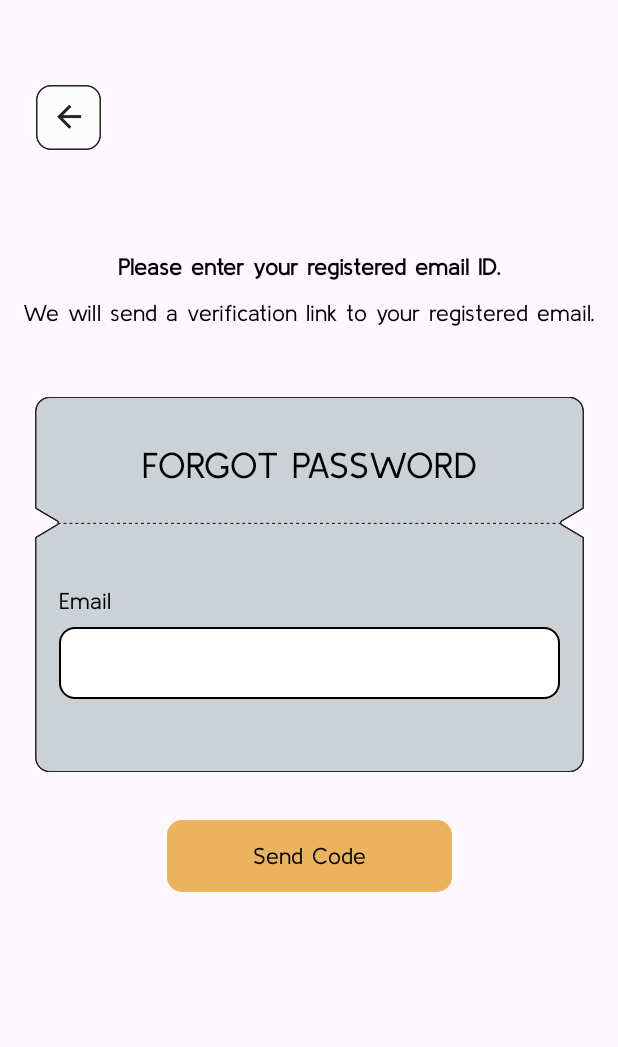
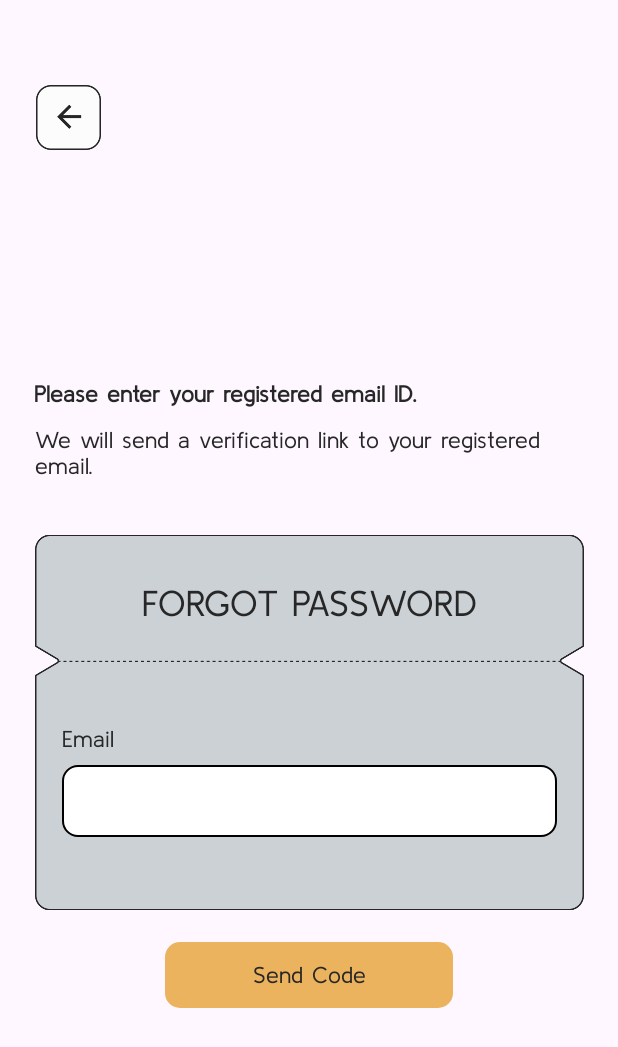
Before and after one commit to qiting2270/Comp90018-Wanderly, an Android app: the ForgetPasswordActivity screen opened directly, with no data from a screen before it, on a phone screen of 412 x 824 dp. Shown: the top 1047 px of the screen. Run offline under Robolectric (Android 15) with nearby library versions, the light colour scheme and no system bars; our stand-ins replace Firebase (no records; nobody signed in at launch, a user with empty details on screens opened directly).

Commit message:
fixed minor UI

```diff
--- a/Wanderly/app/src/main/res/layout/activity_forget_password.xml
+++ b/Wanderly/app/src/main/res/layout/activity_forget_password.xml
@@ -24,25 +24,26 @@
         android:id="@+id/textView12"
         android:layout_width="wrap_content"
         android:layout_height="wrap_content"
-        android:layout_marginTop="28dp"
-        android:textColor="@color/black"
+        android:layout_marginTop="150dp"
         android:fontFamily="@font/kulim_park"
+        android:text="@string/please_enter_your_registered_email_id"
+        android:textColor="#272727"
         android:textSize="15sp"
-        android:text="@string/please_enter_your_registered_email_id"
         app:layout_constraintBottom_toBottomOf="parent"
         app:layout_constraintEnd_toEndOf="parent"
+        app:layout_constraintHorizontal_bias="0.145"
         app:layout_constraintStart_toStartOf="parent"
         app:layout_constraintTop_toBottomOf="@+id/back_icon"
-        app:layout_constraintVertical_bias="0.060000002" />
+        app:layout_constraintVertical_bias="0.006" />
 
     <TextView
         android:id="@+id/textView13"
-        android:layout_width="wrap_content"
+        android:layout_width="366dp"
         android:layout_height="wrap_content"
         android:layout_marginTop="12dp"
         android:textSize="15sp"
         android:fontFamily="@font/kulim_park"
-        android:textColor="@color/black"
+        android:textColor="#272727"
         android:text="We will send a verification link to your registered email."
         app:layout_constraintBottom_toBottomOf="parent"
         app:layout_constraintEnd_toEndOf="parent"
@@ -69,7 +70,7 @@
         android:layout_marginTop="32dp"
         android:fontFamily="@font/kulim_park"
         android:text="FORGOT PASSWORD"
-        android:textColor="@color/black"
+        android:textColor="#272727"
         android:textSize="24sp"
         app:layout_constraintBottom_toBottomOf="@+id/imageView7"
         app:layout_constraintEnd_toEndOf="@+id/imageView7"
@@ -83,11 +84,11 @@
         android:layout_height="wrap_content"
         android:fontFamily="@font/kulim_park"
         android:text="Email"
-        android:textColor="@color/black"
+        android:textColor="#272727"
         android:textSize="15sp"
         app:layout_constraintBottom_toBottomOf="@+id/imageView7"
         app:layout_constraintEnd_toEndOf="@+id/imageView7"
-        app:layout_constraintHorizontal_bias="0.048"
+        app:layout_constraintHorizontal_bias="0.055"
         app:layout_constraintStart_toStartOf="@+id/imageView7"
         app:layout_constraintTop_toBottomOf="@+id/textView14"
         app:layout_constraintVertical_bias="0.39" />
@@ -96,9 +97,9 @@
         android:id="@+id/forgetpasswordPage_email"
         android:layout_width="0dp"
         android:layout_height="48dp"
-        android:layout_marginStart="16dp"
+        android:layout_marginStart="18dp"
         android:layout_marginTop="8dp"
-        android:layout_marginEnd="16dp"
+        android:layout_marginEnd="18dp"
         android:background="@drawable/rounded_edittext_background"
         android:inputType="textEmailAddress"
         app:layout_constraintBottom_toBottomOf="@+id/imageView7"
@@ -110,12 +111,12 @@
 
     <Button
         android:id="@+id/button_forget_password_sendCode"
-        android:layout_width="190dp"
-        android:layout_height="wrap_content"
+        android:layout_width="192dp"
+        android:layout_height="44dp"
         android:background="@drawable/button_background"
         android:fontFamily="@font/kulim_park"
         android:text="@string/send_code"
-        android:textColor="@color/black"
+        android:textColor="#272727"
         android:textSize="15sp"
         app:backgroundTint="#ECB35E"
         app:layout_constraintBottom_toBottomOf="parent"
```
Also changed, not shown: Wanderly/app/src/main/res/layout/activity_login.xml (+4 -4 lines), Wanderly/app/src/main/res/layout/activity_signup.xml (+6 -6 lines).
